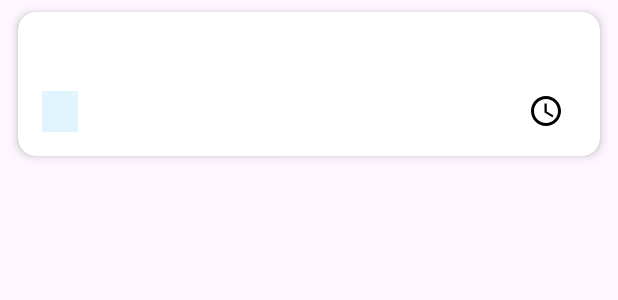
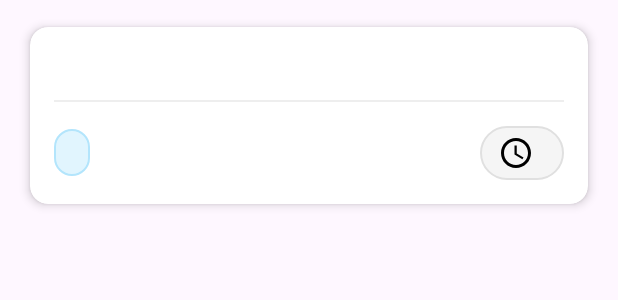
Before and after one commit to Rushikesh2606/MegaProject2, an Android app: the layout item_job.xml on its own in the app's theme, with its tools: preview values and no code run, on a phone screen of 412 x 824 dp. Shown: the top 300 px of the screen. Run offline under Robolectric (Android 15) with nearby library versions, the phone set to English and light mode, and no system bars.

Commit message:
find job ui update

```diff
--- a/app/src/main/java/com/example/codebrains/freelancer/JobDetailActivity.java
+++ b/app/src/main/java/com/example/codebrains/freelancer/JobDetailActivity.java
@@ -3,11 +3,16 @@ package com.example.codebrains.freelancer;
 import android.animation.ObjectAnimator;
 import android.animation.PropertyValuesHolder;
 import android.animation.ValueAnimator;
+import android.annotation.SuppressLint;
 import android.content.Intent;
+import android.os.Build;
 import android.os.Bundle;
 import android.util.Log;
 import android.view.MotionEvent;
 import android.view.View;
+import android.view.ViewAnimationUtils;
+import android.view.animation.AccelerateDecelerateInterpolator;
+import android.view.animation.DecelerateInterpolator;
 import android.view.animation.OvershootInterpolator;
 import android.widget.Button;
 import android.widget.LinearLayout;
@@ -65,7 +70,7 @@ public class JobDetailActivity extends AppCompatActivity {
         btn.setOnClickListener(v -> {
             if (jobId != null) {
                 Intent i = new Intent(JobDetailActivity.this, BidActivity.class);
-                i.putExtra("JOB_ID", jobId); // Fixed: added key
+                i.putExtra("JOB_ID", jobId);
                 startActivity(i);
             } else {
                 Toast.makeText(this, "Job ID not found", Toast.LENGTH_SHORT).show();
@@ -84,7 +89,6 @@ public class JobDetailActivity extends AppCompatActivity {
                 if (snapshot.exists()) {
                     JobController job = snapshot.getValue(JobController.class);
                     if (job != null) {
-                        // Update UI with job details
                         title.setText(job.getJobTitle());
                         category.setText(job.getJobCategory());
                         description.setText(job.getJobDescription());
@@ -95,41 +99,27 @@ public class JobDetailActivity extends AppCompatActivity {
                     }
                 } else {
                     title.setText("Job not found");
-                    category.setText("");
-                    description.setText("");
-                    skills.setText("");
-                    budget.setText("");
-                    deadline.setText("");
-                    experience.setText("");
                 }
             }
 
             @Override
             public void onCancelled(@NonNull DatabaseError error) {
                 title.setText("Error fetching job details");
-                category.setText("");
-                description.setText("");
-                skills.setText("");
-                budget.setText("");
-                deadline.setText("");
-                experience.setText("");
             }
         });
     }
 
+    @SuppressLint({"ObjectAnimatorBinding", "ClickableViewAccessibility"})
     private void animateViews() {
-        // Get references to views
         LinearLayout budgetDeadlineLayout = (LinearLayout) budget.getParent();
         CardView cardView = (CardView) title.getParent().getParent();
 
         View[] views = {title, category, description, budgetDeadlineLayout, skills, experience, btn};
 
-        // Set all views to be invisible initially
         for (View view : views) {
             view.setAlpha(0f);
         }
 
-        // Animate each view with a delay
         for (int i = 0; i < views.length; i++) {
             View view = views[i];
             view.animate()
@@ -142,23 +132,17 @@ public class JobDetailActivity extends AppCompatActivity {
                     .start();
         }
 
-        // Add ripple effect to the entire card when touched
         cardView.setOnTouchListener((v, event) -> {
             if (event.getAction() == MotionEvent.ACTION_DOWN) {
-                ObjectAnimator.ofFloat(v, "cardElevation", 8f, 16f)
-                        .setDuration(100)
-                        .start();
+                ObjectAnimator.ofFloat(v, "cardElevation", 8f, 16f).setDuration(100).start();
                 return true;
             } else if (event.getAction() == MotionEvent.ACTION_UP || event.getAction() == MotionEvent.ACTION_CANCEL) {
-                ObjectAnimator.ofFloat(v, "cardElevation", 16f, 8f)
-                        .setDuration(100)
-                        .start();
+                ObjectAnimator.ofFloat(v, "cardElevation", 16f, 8f).setDuration(100).start();
                 return false;
             }
             return false;
         });
 
-        // Add pulse animation to submit button
         ObjectAnimator pulseAnimation = ObjectAnimator.ofPropertyValuesHolder(
                 btn,
                 PropertyValuesHolder.ofFloat("scaleX", 1f, 1.05f, 1f),
--- /dev/null
+++ b/app/src/main/res/animator/card_list_animator.xml
@@ -0,0 +1,69 @@
+<?xml version="1.0" encoding="utf-8"?>
+<selector xmlns:android="http://schemas.android.com/apk/res/android">
+    <item android:state_pressed="true">
+        <set>
+            <objectAnimator
+                android:duration="150"
+                android:propertyName="cardElevation"
+                android:valueTo="2dp"
+                android:valueType="floatType"
+                android:interpolator="@android:interpolator/fast_out_linear_in" />
+            <objectAnimator
+                android:duration="150"
+                android:propertyName="scaleX"
+                android:valueTo="0.98"
+                android:valueType="floatType"
+                android:interpolator="@android:interpolator/fast_out_linear_in" />
+            <objectAnimator
+                android:duration="150"
+                android:propertyName="scaleY"
+                android:valueTo="0.98"
+                android:valueType="floatType"
+                android:interpolator="@android:interpolator/fast_out_linear_in" />
+        </set>
+    </item>
+    <item android:state_hovered="true">
+        <set>
+            <objectAnimator
+                android:duration="200"
+                android:propertyName="cardElevation"
+                android:valueTo="8dp"
+                android:valueType="floatType"
+                android:interpolator="@android:interpolator/fast_out_slow_in" />
+            <objectAnimator
+                android:duration="200"
+                android:propertyName="translationZ"
+                android:valueTo="2dp"
+                android:valueType="floatType"
+                android:interpolator="@android:interpolator/fast_out_slow_in" />
+        </set>
+    </item>
+    <item>
+        <set>
+            <objectAnimator
+                android:duration="200"
+                android:propertyName="cardElevation"
+                android:valueTo="4dp"
+                android:valueType="floatType"
+                android:interpolator="@android:interpolator/fast_out_slow_in" />
+            <objectAnimator
+                android:duration="200"
+                android:propertyName="scaleX"
+                android:valueTo="1"
+                android:valueType="floatType"
+                android:interpolator="@android:interpolator/fast_out_slow_in" />
+            <objectAnimator
+                android:duration="200"
+                android:propertyName="scaleY"
+                android:valueTo="1"
+                android:valueType="floatType"
+                android:interpolator="@android:interpolator/fast_out_slow_in" />
+            <objectAnimator
+                android:duration="200"
+                android:propertyName="translationZ"
+                android:valueTo="0dp"
+                android:valueType="floatType"
+                android:interpolator="@android:interpolator/fast_out_slow_in" />
+        </set>
+    </item>
+</selector>
--- /dev/null
+++ b/app/src/main/res/drawable/deadline_chip_background.xml
@@ -0,0 +1,9 @@
+<?xml version="1.0" encoding="utf-8"?>
+<shape xmlns:android="http://schemas.android.com/apk/res/android"
+    android:shape="rectangle">
+    <corners android:radius="20dp" />
+    <solid android:color="#F5F5F5" />
+    <stroke
+        android:width="1dp"
+        android:color="#E0E0E0" />
+</shape>
--- /dev/null
+++ b/app/src/main/res/drawable/status_background.xml
@@ -0,0 +1,9 @@
+<?xml version="1.0" encoding="utf-8"?>
+<shape xmlns:android="http://schemas.android.com/apk/res/android"
+    android:shape="rectangle">
+    <corners android:radius="20dp" />
+    <solid android:color="#E1F5FE" />
+    <stroke
+        android:width="1dp"
+        android:color="#B3E5FC" />
+</shape>
--- a/app/src/main/res/layout/item_job.xml
+++ b/app/src/main/res/layout/item_job.xml
@@ -7,14 +7,18 @@
     android:layout_marginHorizontal="12dp"
     android:layout_marginVertical="8dp"
     app:cardCornerRadius="12dp"
-    app:cardElevation="4dp">
+    app:cardElevation="4dp"
+    android:stateListAnimator="@animator/card_list_animator"
+    app:cardBackgroundColor="#FFFFFF"
+    android:foreground="?android:attr/selectableItemBackground"
+    app:cardUseCompatPadding="true">
 
     <LinearLayout
         android:layout_width="match_parent"
         android:layout_height="wrap_content"
         android:orientation="vertical"
         android:padding="16dp"
-        android:background="?android:attr/selectableItemBackground">
+        android:animateLayoutChanges="true">
 
         <TextView
             android:id="@+id/tv_title"
@@ -25,7 +29,15 @@
             android:textColor="?android:textColorPrimary"
             android:ellipsize="end"
             android:maxLines="2"
-            android:layout_marginBottom="8dp"/>
+            android:layout_marginBottom="8dp"
+            android:transitionName="shared_title"
+            android:fontFamily="sans-serif-medium"/>
+
+        <View
+            android:layout_width="match_parent"
+            android:layout_height="1dp"
+            android:background="#EEEEEE"
+            android:layout_marginBottom="12dp"/>
 
         <RelativeLayout
             android:layout_width="match_parent"
@@ -38,11 +50,12 @@
                 android:layout_height="wrap_content"
                 android:textSize="14sp"
                 android:textColor="#2980B9"
-                android:paddingVertical="4dp"
+                android:paddingVertical="6dp"
                 android:paddingHorizontal="12dp"
-                android:background="#E1F5FE"
+                android:background="@drawable/status_background"
                 android:layout_alignParentStart="true"
-                android:layout_centerVertical="true"/>
+                android:layout_centerVertical="true"
+                android:fontFamily="sans-serif-medium"/>
 
             <TextView
                 android:id="@+id/tv_deadline"
@@ -54,7 +67,10 @@
                 android:drawablePadding="8dp"
                 android:gravity="center_vertical"
                 android:layout_alignParentEnd="true"
-                android:layout_centerVertical="true"/>
+                android:layout_centerVertical="true"
+                android:background="@drawable/deadline_chip_background"
+                android:paddingVertical="6dp"
+                android:paddingHorizontal="12dp"/>
         </RelativeLayout>
     </LinearLayout>
 </androidx.cardview.widget.CardView>
```
